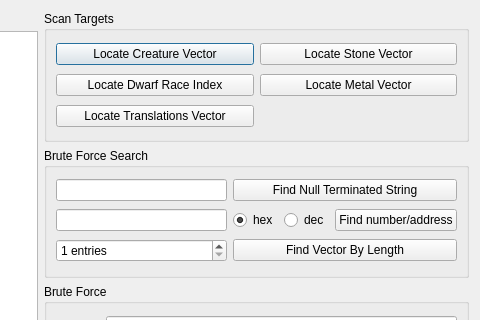
Before: the Qt Designer form ui/scannerdialog.ui in Dwarf-Therapist/Dwarf-Therapist, drawn with Qt 5; both pictures show x 610 to 1090 and y 0 to 320 of the 1090 by 590 pixel window.
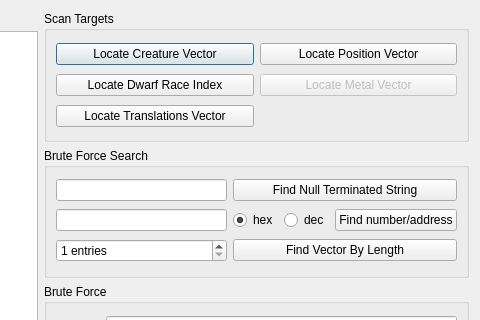
After: the same form once the commit is applied.

Commit message: * added search job for Positions Vector (doesn't work)  * Made DFInstanceWindows::enumerate_vector only return valid addresses

Diff of the .ui file:
```diff
--- a/ui/scannerdialog.ui
+++ b/ui/scannerdialog.ui
@@ -69,7 +69,7 @@
           <item row="0" column="1">
            <widget class="QPushButton" name="pushButton">
             <property name="text">
-             <string>Locate Stone Vector</string>
+             <string>Locate Position Vector</string>
             </property>
            </widget>
           </item>
@@ -82,6 +82,9 @@
           </item>
           <item row="1" column="1">
            <widget class="QPushButton" name="pushButton_2">
+            <property name="enabled">
+             <bool>false</bool>
+            </property>
             <property name="text">
              <string>Locate Metal Vector</string>
             </property>
```
Left out of the diff: 41 changed lines with no effect on the pictures. The commit also changes 11 other files.
